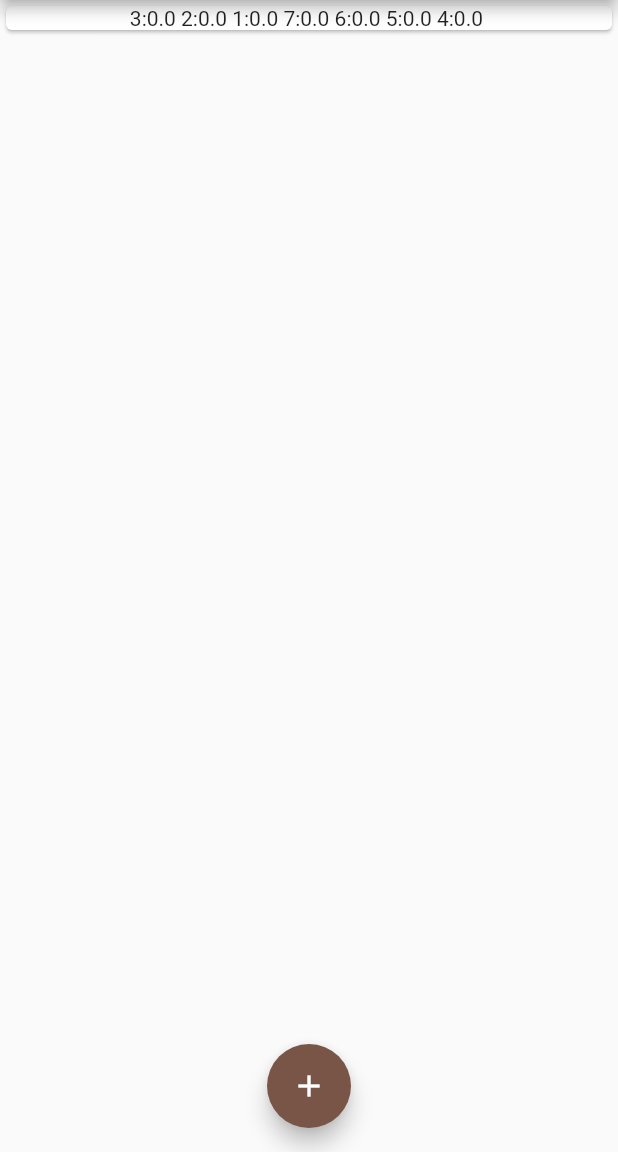
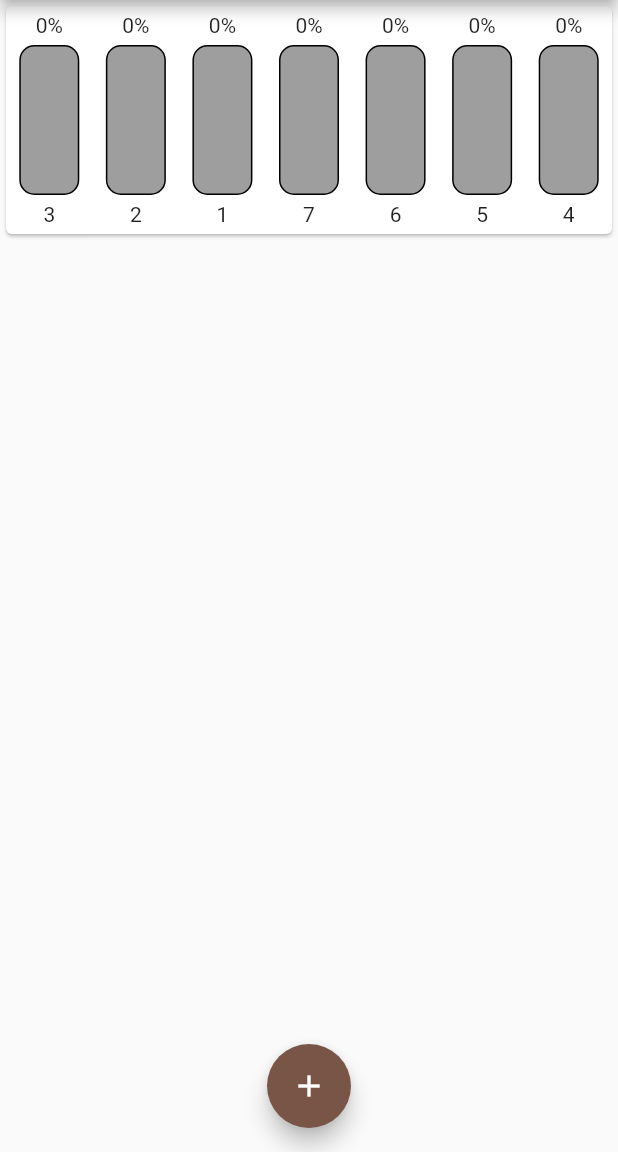
Before and after one commit to nqh00/task_planner, a Flutter app: the screen it shows after launch, on a phone screen of 412 x 824 dp, the part 84-1236 px from its top. Run offline on Flutter 3.47's test engine with Material 2 defaults, Android fonts, the phone set to English and light mode, and no system bars.

Commit message:
Visualize the progress of task with bar chart. Each day of week a bar.

```diff
--- /dev/null
+++ b/lib/barchart.dart
@@ -0,0 +1,57 @@
+import 'package:flutter/material.dart';
+
+class Bar extends StatelessWidget {
+  final String weekDate;
+  final double progress;
+  final int total;
+
+  Bar({@required this.weekDate, @required this.progress, @required this.total});
+
+  // This method calculate the different percentage value of the progress
+  double diff(double progress, int totalTask) {
+    return (total == 0) ? 0 : (progress / (100 * total));
+  }
+
+  @override
+  Widget build(BuildContext context) {
+    return Column(children: <Widget>[
+      SizedBox(height: 5), // A blank of space
+      FittedBox(
+        child: Text(
+          (diff(progress, total) * 100).toStringAsFixed(0) + '\%',
+        ),
+      ), // A box widget displaying progress' percentage
+      SizedBox(height: 5), // A blank of space
+      Container(
+          height: 100,
+          width: 40,
+          child: Stack(children: <Widget>[
+            Container(
+              decoration: BoxDecoration(
+                border: Border.all(
+                  color: Colors.black,
+                  width: 1,
+                ),
+                color: Colors.grey,
+                borderRadius: BorderRadius.circular(10),
+              ),
+            ), // An empty bar chart
+            Align(
+              alignment: Alignment.bottomCenter,
+              child: FractionallySizedBox(
+                heightFactor: diff(progress, total),
+                child: Container(
+                  decoration: BoxDecoration(
+                    color: Theme.of(context).primaryColorLight,
+                    borderRadius: BorderRadius.circular(10),
+                  ),
+                ),
+              ),
+            ), // A percentage bar chart that stack over previous widget
+          ])), // A bar chart contain empty bar and percentage bar
+      SizedBox(height: 5), // A blank of space
+      Text(weekDate), // A letter of date
+      SizedBox(height: 5), // A blank of space
+    ]);
+  }
+}
--- a/lib/chart.dart
+++ b/lib/chart.dart
@@ -1,5 +1,6 @@
 import 'package:flutter/material.dart';
 import './task.dart';
+import './barchart.dart';
 
 class Chart extends StatelessWidget {
   final List<Task> recentTasks;
@@ -34,11 +35,12 @@ class Chart extends StatelessWidget {
     return Card(
       child: Row(
         children: groupedTaskValue.map((taskValue) {
-          return Text(
-            '${taskValue['day']}:${taskValue['progress']} ',
-          );
+          return Bar(
+              weekDate: taskValue['day'],
+              progress: taskValue['progress'],
+              total: taskValue['total']);
         }).toList(),
-        mainAxisAlignment: MainAxisAlignment.center,
+        mainAxisAlignment: MainAxisAlignment.spaceAround,
       ),
     );
   }
```
